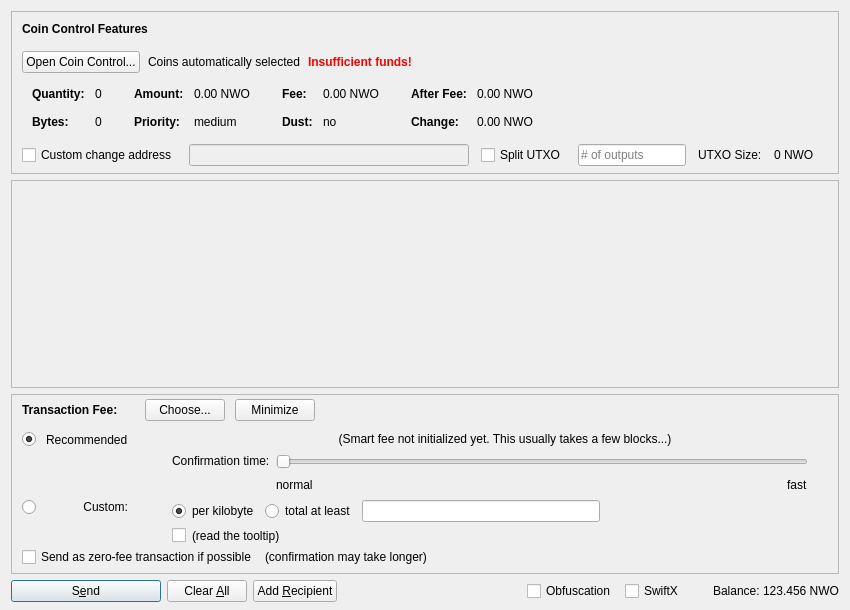
This is src/qt/forms/sendcoinsdialog.ui in MotoAcidic/BaseSource as Qt 5 draws it before an edit. The edited form follows.
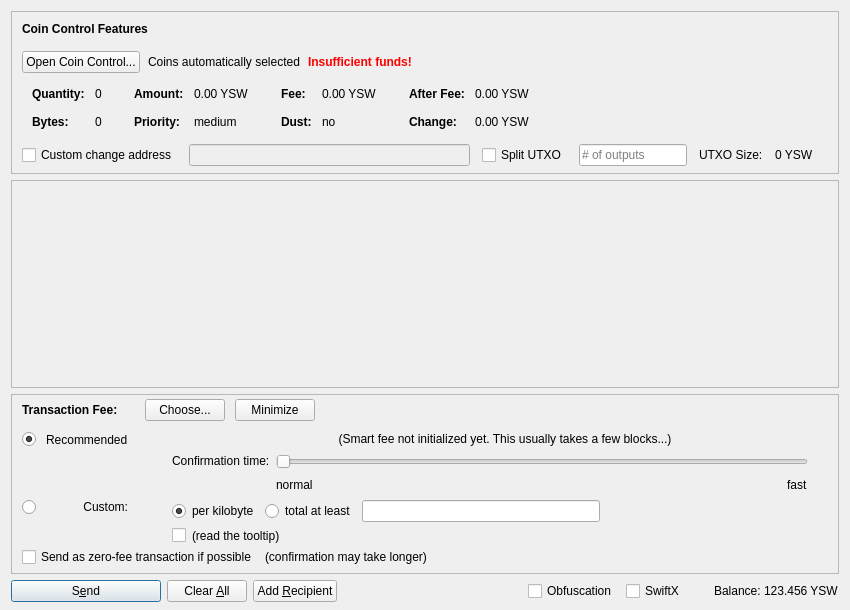
This is the edited form. Icons and pictures are not drawn. Custom widgets are drawn as their Qt base class.

```diff
--- a/src/qt/forms/sendcoinsdialog.ui
+++ b/src/qt/forms/sendcoinsdialog.ui
@@ -324,7 +324,7 @@
                   <enum>Qt::ActionsContextMenu</enum>
                  </property>
                  <property name="text">
-                  <string notr="true">0.00 NWO</string>
+                  <string notr="true">0.00 YSW</string>
                  </property>
                  <property name="textInteractionFlags">
                   <set>Qt::LinksAccessibleByMouse|Qt::TextSelectableByKeyboard|Qt::TextSelectableByMouse</set>
@@ -404,7 +404,7 @@
                   <enum>Qt::ActionsContextMenu</enum>
                  </property>
                  <property name="text">
-                  <string notr="true">0.00 NWO</string>
+                  <string notr="true">0.00 YSW</string>
                  </property>
                  <property name="textInteractionFlags">
                   <set>Qt::LinksAccessibleByMouse|Qt::TextSelectableByKeyboard|Qt::TextSelectableByMouse</set>
@@ -484,7 +484,7 @@
                   <enum>Qt::ActionsContextMenu</enum>
                  </property>
                  <property name="text">
-                  <string notr="true">0.00 NWO</string>
+                  <string notr="true">0.00 YSW</string>
                  </property>
                  <property name="textInteractionFlags">
                   <set>Qt::LinksAccessibleByMouse|Qt::TextSelectableByKeyboard|Qt::TextSelectableByMouse</set>
@@ -513,7 +513,7 @@
                   <enum>Qt::ActionsContextMenu</enum>
                  </property>
                  <property name="text">
-                  <string notr="true">0.00 NWO</string>
+                  <string notr="true">0.00 YSW</string>
                  </property>
                  <property name="textInteractionFlags">
                   <set>Qt::LinksAccessibleByMouse|Qt::TextSelectableByKeyboard|Qt::TextSelectableByMouse</set>
@@ -594,7 +594,7 @@
           <item>
            <widget class="QLabel" name="labelBlockSize">
             <property name="text">
-             <string>0 NWO</string>
+             <string>0 YSW</string>
             </property>
            </widget>
           </item>
@@ -1435,7 +1435,7 @@
           <cursorShape>IBeamCursor</cursorShape>
          </property>
          <property name="text">
-          <string notr="true">123.456 NWO</string>
+          <string notr="true">123.456 YSW</string>
          </property>
          <property name="textInteractionFlags">
           <set>Qt::LinksAccessibleByMouse|Qt::TextSelectableByKeyboard|Qt::TextSelectableByMouse</set>
```
Left out of the diff: 16 changed lines with no effect on the pictures.
